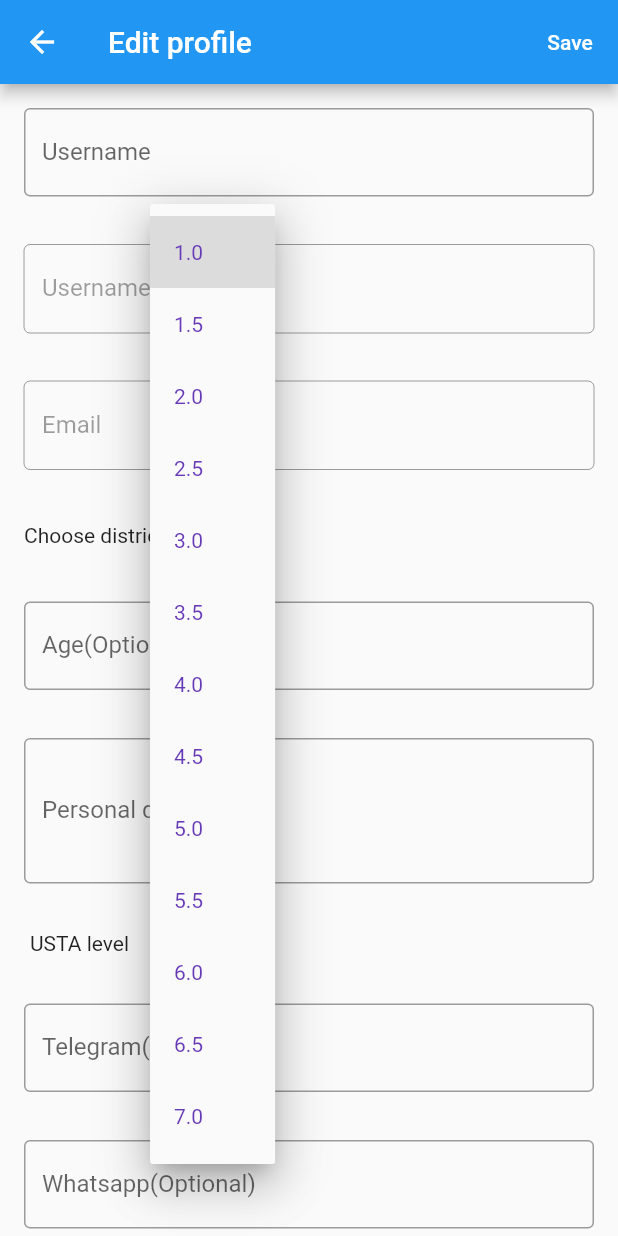
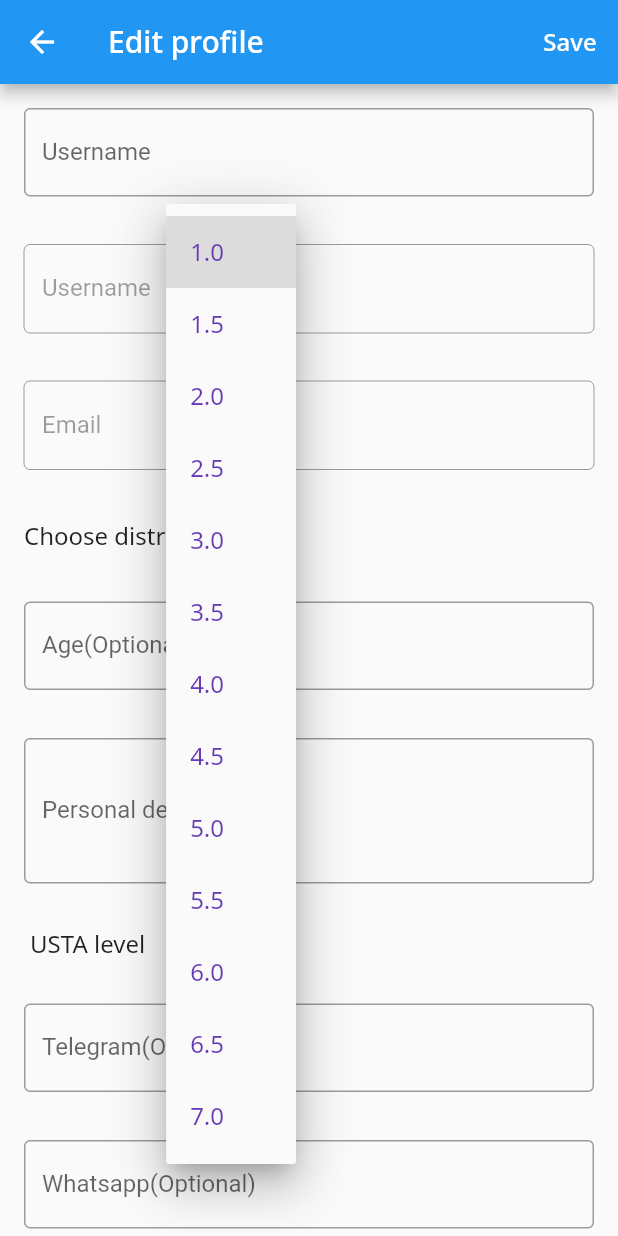
Before and after one commit to jackychoi26/play_tennis_hk, a Flutter app: the ProfileScreen screen opened directly, after a tap on "1.0", on a phone screen of 412 x 824 dp. Run offline on Flutter 3.47's test engine with Material 2 defaults, Android fonts, the light colour scheme and no system bars; our stand-ins replace dio, flutter_riverpod, flutter_secure_storage, google_fonts; accounts and stored records are empty; generated files the repository leaves out were written again; network calls fail.

Commit message:
feat: applied google fonts to custom text

```diff
--- a/lib/components/custom_text.dart
+++ b/lib/components/custom_text.dart
@@ -1,8 +1,10 @@
 import 'package:flutter/material.dart';
+import 'package:google_fonts/google_fonts.dart';
 
 class CustomText extends StatelessWidget {
   const CustomText(
     this.text, {
+    this.textType = CustomTextType.content,
     this.style,
     this.maxLines = 3,
     this.overflow = TextOverflow.ellipsis,
@@ -10,6 +12,7 @@
   });
 
   final String? text;
+  final CustomTextType textType;
   final TextStyle? style;
   final int maxLines;
   final TextOverflow overflow;
@@ -18,9 +21,24 @@
   Widget build(BuildContext context) {
     return Text(
       text ?? "",
-      style: style,
+      style: textType.toTextStyle(),
       maxLines: maxLines,
       overflow: overflow,
     );
   }
 }
+
+enum CustomTextType { title, subtitle, content }
+
+extension CustomTextTypeStyle on CustomTextType {
+  TextStyle toTextStyle() {
+    switch (this) {
+      case CustomTextType.title:
+        return GoogleFonts.notoSans(fontSize: 28);
+      case CustomTextType.subtitle:
+        return GoogleFonts.notoSans(fontSize: 20);
+      case CustomTextType.content:
+        return GoogleFonts.notoSans(fontSize: 16);
+    }
+  }
+}
--- a/lib/features/matchmaking/ui/create_tennis_match_screen.dart
+++ b/lib/features/matchmaking/ui/create_tennis_match_screen.dart
@@ -17,7 +17,10 @@
   Widget build(BuildContext context) {
     return Scaffold(
       appBar: AppBar(
-        title: CustomText(AppLocalizations.of(context)?.createMatch),
+        title: CustomText(
+          AppLocalizations.of(context)?.createMatch,
+          textType: CustomTextType.subtitle,
+        ),
       ),
       body: const Center(
         child: Text("Hello World"),
--- a/lib/features/matchmaking/ui/matchmaking_screen.dart
+++ b/lib/features/matchmaking/ui/matchmaking_screen.dart
@@ -17,7 +17,10 @@
   Widget build(BuildContext context) {
     return Scaffold(
       appBar: AppBar(
-        title: CustomText(AppLocalizations.of(context)?.matchmaking),
+        title: CustomText(
+          AppLocalizations.of(context)?.matchmaking,
+          textType: CustomTextType.subtitle,
+        ),
         actions: [
           TextButton(
             style: TextButton.styleFrom(
--- a/lib/features/partner-finding/ui/partner_detail_screen.dart
+++ b/lib/features/partner-finding/ui/partner_detail_screen.dart
@@ -16,7 +16,10 @@
   Widget build(BuildContext context) {
     return Scaffold(
       appBar: AppBar(
-        title: CustomText(AppLocalizations.of(context)?.partnerDetail),
+        title: CustomText(
+          AppLocalizations.of(context)?.partnerDetail,
+          textType: CustomTextType.subtitle,
+        ),
       ),
       body: ListView(
         children: [
--- a/lib/features/profile/ui/districts_selection_screen.dart
+++ b/lib/features/profile/ui/districts_selection_screen.dart
@@ -47,6 +47,7 @@
       appBar: AppBar(
         title: CustomText(
           AppLocalizations.of(context)?.chooseDistricts,
+          textType: CustomTextType.subtitle,
         ),
         actions: [
           Row(
--- a/lib/features/profile/ui/login_screen.dart
+++ b/lib/features/profile/ui/login_screen.dart
@@ -22,6 +22,7 @@
       appBar: AppBar(
         title: CustomText(
           AppLocalizations.of(context)?.loginAccount,
+          textType: CustomTextType.subtitle,
         ),
       ),
       body: Center(
--- a/lib/features/profile/ui/profile_screen.dart
+++ b/lib/features/profile/ui/profile_screen.dart
@@ -75,7 +75,10 @@
 
     return Scaffold(
       appBar: AppBar(
-        title: CustomText(_getAppBarTitle()),
+        title: CustomText(
+          _getAppBarTitle(),
+          textType: CustomTextType.subtitle,
+        ),
         actions: [
           if (!isRegistration) ...[
             TextButton(
--- a/lib/l10n/app_en.arb
+++ b/lib/l10n/app_en.arb
@@ -67,5 +67,6 @@
   "mensDoubles": "Men's doubles",
   "womensDoubles": "Women's doubles",
   "mixedDoubles": "Mixed doubles",
-  "createMatch": "Create Match"
+  "createMatch": "Create Match",
+  "aboutUs": "About us"
 }
--- a/lib/l10n/app_zh.arb
+++ b/lib/l10n/app_zh.arb
@@ -67,5 +67,6 @@
   "mensDoubles": "男雙",
   "womensDoubles": "女雙",
   "mixedDoubles": "混雙",
-  "createMatch": "建立比賽"
+  "createMatch": "建立比賽",
+  "aboutUs": "關於我們"
 }
--- a/pubspec.yaml
+++ b/pubspec.yaml
@@ -71,8 +71,8 @@
   generate: true
 
   # To add assets to your application, add an assets section, like this:
-  # assets:
-  #   - images/a_dot_burr.jpeg
+  assets:
+    - assets/app_icon/Icon-1024.png
   #   - images/a_dot_ham.jpeg
 
   # An image asset can refer to one or more resolution-specific "variants", see
```
Also changed, not shown: lib/components/custom_drawer.dart (+12 -3 lines), lib/features/about-us/ui/about-us-screen.dart (added, +45 -0 lines).
